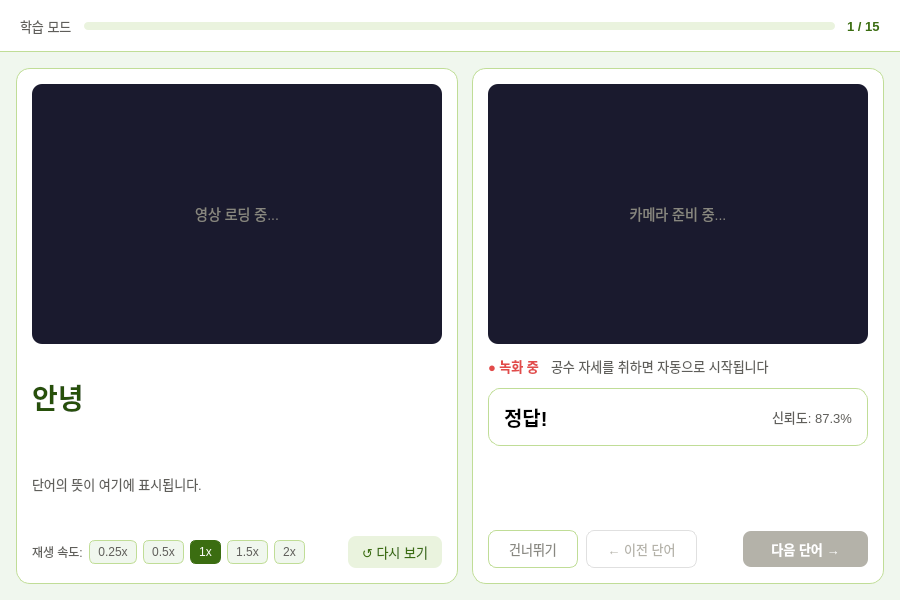
First picture: the form in widgets/StudyWidget.ui, repository jina-da/sign_language, before the edit.
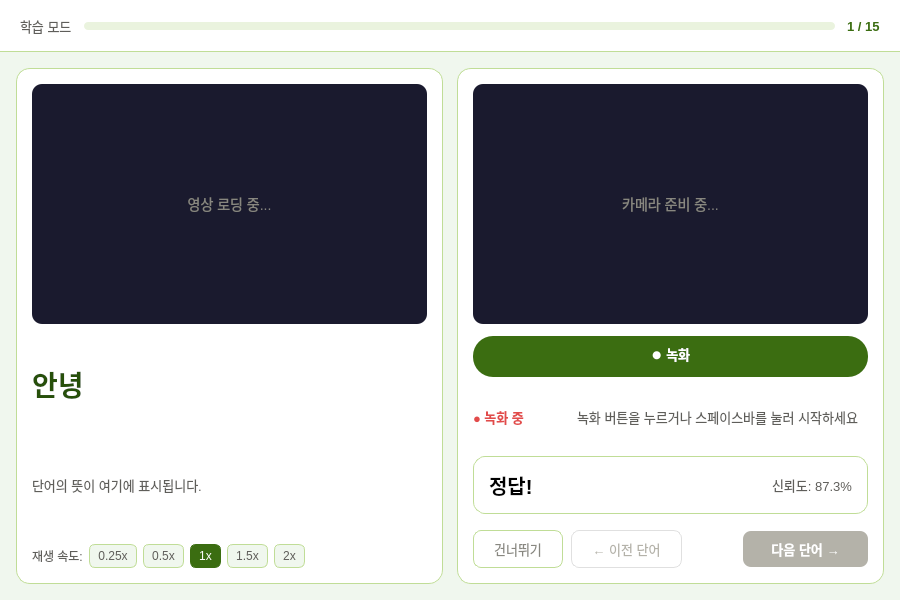
Second picture: the form after the edit.

What changed in the file:
```diff
--- a/widgets/StudyWidget.ui
+++ b/widgets/StudyWidget.ui
@@ -15,8 +15,11 @@
 QWidget#videoArea { background: white; border-radius: 14px; border: 1px solid #C0DD97; }
 QLabel#videoPlayer { background: #1a1a2e; border-radius: 10px; color: #888780; font-size: 14px; }
 QLabel#wordLabel { font-size: 28px; font-weight: 500; color: #27500A; }
-QPushButton#replayBtn { background: #EAF3DE; color: #3B6D11; border: none; border-radius: 8px; font-size: 13px; padding: 6px 14px; }
-QPushButton#replayBtn:hover { background: #C0DD97; }
+QPushButton#recordBtn { background: #3B6D11; color: white; border: none; border-radius: 20px; font-size: 13px; font-weight: 500; padding: 8px 24px; min-width: 100px; }
+QPushButton#recordBtn:hover { background: #27500A; }
+QPushButton#recordBtn[recording=&quot;true&quot;] { background: #E24B4A; }
+QPushButton#recordBtn[recording=&quot;true&quot;]:hover { background: #A93226; }
+QLabel#countdownLabel { font-size: 48px; font-weight: 700; color: #3B6D11; }
 QPushButton#speed025, QPushButton#speed050, QPushButton#speed100, QPushButton#speed150, QPushButton#speed200 { background: #F0F7EE; color: #5F5E5A; border: 1px solid #C0DD97; border-radius: 6px; font-size: 12px; padding: 4px 8px; }
 QPushButton#speed025:checked, QPushButton#speed050:checked, QPushButton#speed100:checked, QPushButton#speed150:checked, QPushButton#speed200:checked { background: #3B6D11; color: white; border-color: #3B6D11; }
 QWidget#cameraArea { background: white; border-radius: 14px; border: 1px solid #C0DD97; }
@@ -87,6 +90,7 @@
      
      <item>
       <widget class="QWidget" name="videoArea">
+       <property name="sizePolicy"><sizepolicy hsizetype="Expanding" vsizetype="Expanding"><horstretch>1</horstretch><verstretch>0</verstretch></sizepolicy></property>
        <layout class="QVBoxLayout" name="videoLayout">
         <property name="leftMargin"><number>16</number></property>
         <property name="topMargin"><number>16</number></property>
@@ -95,9 +99,24 @@
         <property name="spacing"><number>12</number></property>
         <item>
          <widget class="QLabel" name="videoPlayer">
-          <property name="text"><string>영상 로딩 중...</string></property>
-          <property name="alignment"><set>Qt::AlignCenter</set></property>
-          <property name="minimumSize"><size><width>0</width><height>260</height></size></property>
+         <property name="minimumSize">
+          <size>
+           <width>0</width>
+           <height>240</height>
+          </size>
+         </property>
+         <property name="maximumSize">
+          <size>
+           <width>16777215</width>
+           <height>240</height>
+          </size>
+         </property>
+         <property name="text">
+          <string>영상 로딩 중...</string>
+         </property>
+         <property name="alignment">
+          <set>Qt::AlignmentFlag::AlignCenter</set>
+         </property>
          </widget>
         </item>
         <item>
@@ -171,15 +190,17 @@
           </item>
           <item>
            <spacer>
-            <property name="orientation"><enum>Qt::Horizontal</enum></property>
-            <property name="sizeHint" stdset="0"><size><width>40</width><height>20</height></size></property>
-           </spacer>
-          </item>
-          <item>
-           <widget class="QPushButton" name="replayBtn">
-            <property name="text"><string>↺ 다시 보기</string></property>
-           </widget>
-          </item>
+           <property name="orientation">
+            <enum>Qt::Orientation::Horizontal</enum>
+           </property>
+           <property name="sizeHint" stdset="0">
+            <size>
+             <width>40</width>
+             <height>20</height>
+            </size>
+           </property>
+          </spacer>
+         </item>
          </layout>
         </item>
        </layout>
@@ -189,6 +210,7 @@
      
      <item>
       <widget class="QWidget" name="cameraArea">
+       <property name="sizePolicy"><sizepolicy hsizetype="Expanding" vsizetype="Expanding"><horstretch>1</horstretch><verstretch>0</verstretch></sizepolicy></property>
        <layout class="QVBoxLayout" name="cameraLayout">
         <property name="leftMargin"><number>16</number></property>
         <property name="topMargin"><number>16</number></property>
@@ -197,22 +219,72 @@
         <property name="spacing"><number>12</number></property>
         <item>
          <widget class="QLabel" name="cameraView">
-          <property name="text"><string>카메라 준비 중...</string></property>
-          <property name="alignment"><set>Qt::AlignCenter</set></property>
-          <property name="minimumSize"><size><width>0</width><height>260</height></size></property>
+         <property name="minimumSize">
+          <size>
+           <width>0</width>
+           <height>240</height>
+          </size>
+         </property>
+         <property name="maximumSize">
+          <size>
+           <width>16777215</width>
+           <height>240</height>
+          </size>
+         </property>
+         <property name="text">
+          <string>카메라 준비 중...</string>
+         </property>
+         <property name="alignment">
+          <set>Qt::AlignmentFlag::AlignCenter</set>
+         </property>
+        </widget>
+       </item>
+       <item>
+        <widget class="QPushButton" name="recordBtn">
+         <property name="cursor">
+          <cursorShape>PointingHandCursor</cursorShape>
+         </property>
+         <property name="focusPolicy">
+          <enum>Qt::FocusPolicy::NoFocus</enum>
+         </property>
+         <property name="text">
+          <string>⏺ 녹화</string>
+         </property>
          </widget>
         </item>
         <item>
          <layout class="QHBoxLayout" name="statusRow">
           <item>
            <widget class="QLabel" name="recordingLabel">
-            <property name="text"><string>● 녹화 중</string></property>
-            <property name="visible"><bool>false</bool></property>
+           <property name="visible">
+            <bool>false</bool>
+           </property>
+           <property name="styleSheet">
+            <string>font-size:13px; color:#E24B4A; font-weight:500;</string>
+           </property>
+           <property name="text">
+            <string>● 녹화 중</string>
+           </property>
+          </widget>
+         </item>
+         <item>
+          <widget class="QLabel" name="countdownLabel">
+           <property name="visible">
+            <bool>false</bool>
+           </property>
+           <property name="text">
+            <string/>
+           </property>
+           <property name="alignment">
+            <set>Qt::AlignmentFlag::AlignCenter</set>
+           </property>
            </widget>
           </item>
           <item>
            <widget class="QLabel" name="statusLabel">
-            <property name="text"><string>공수 자세를 취하면 자동으로 시작됩니다</string></property>
+           <property name="text">
+            <string>녹화 버튼을 누르거나 스페이스바를 눌러 시작하세요</string>
+           </property>
            </widget>
           </item>
           <item>
```
Left out of the diff: 342 changed lines with no effect on the pictures. Lines whose indentation alone changed are shown as unchanged.
